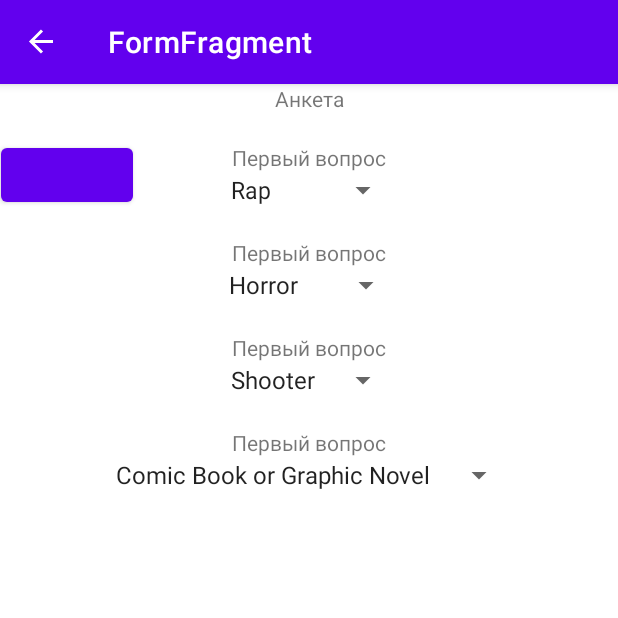
After one commit to ngrpv/hackathon2022-tinkoff-case, an Android app: the FormFragment screen opened through its navigation route, on a phone screen of 412 x 824 dp, the top half of it. The commit adds this screen. Run offline under Robolectric (Android 15) with nearby library versions, the phone set to English and light mode, and no system bars; our stand-ins replace data binding, navigation-ui.

Commit message:
secondcommit

```diff
--- a/Hackathon2022-frontend/app/build.gradle
+++ b/Hackathon2022-frontend/app/build.gradle
@@ -30,15 +30,19 @@ android {
     kotlinOptions {
         jvmTarget = '1.8'
     }
+    dataBinding {
+        enabled = true
+    }
 }
 
 dependencies {
-
     implementation 'androidx.core:core-ktx:1.7.0'
     implementation 'androidx.appcompat:appcompat:1.4.1'
     implementation 'com.google.android.material:material:1.5.0'
     implementation 'androidx.constraintlayout:constraintlayout:2.1.3'
     testImplementation 'junit:junit:4.13.2'
+    implementation("androidx.navigation:navigation-fragment-ktx:2.5.3")
+    implementation("androidx.navigation:navigation-ui-ktx:2.5.3")
     androidTestImplementation 'androidx.test.ext:junit:1.1.3'
     androidTestImplementation 'androidx.test.espresso:espresso-core:3.4.0'
 }
--- a/Hackathon2022-frontend/app/src/main/java/com/example/hackathon2022/MainActivity.kt
+++ b/Hackathon2022-frontend/app/src/main/java/com/example/hackathon2022/MainActivity.kt
@@ -2,10 +2,21 @@ package com.example.hackathon2022
 
 import androidx.appcompat.app.AppCompatActivity
 import android.os.Bundle
+import androidx.navigation.NavController
+import androidx.navigation.fragment.NavHostFragment
+import androidx.navigation.ui.setupActionBarWithNavController
 
 class MainActivity : AppCompatActivity() {
+    private lateinit var navController :NavController
     override fun onCreate(savedInstanceState: Bundle?) {
         super.onCreate(savedInstanceState)
         setContentView(R.layout.activity_main)
+        val navHostFragment = supportFragmentManager
+            .findFragmentById(R.id.nav_host_fragment) as NavHostFragment
+        val navController = navHostFragment.navController
+        setupActionBarWithNavController(navController)
+    }
+    override fun onSupportNavigateUp(): Boolean {
+        return navController.navigateUp() || super.onSupportNavigateUp()
     }
 }
--- /dev/null
+++ b/Hackathon2022-frontend/app/src/main/java/com/example/hackathon2022/fragments/AuthFragment.kt
@@ -0,0 +1,36 @@
+package com.example.hackathon2022.fragments
+
+import android.os.Bundle
+import androidx.fragment.app.Fragment
+import android.view.LayoutInflater
+import android.view.View
+import android.view.ViewGroup
+import androidx.navigation.fragment.findNavController
+import com.example.hackathon2022.R
+import com.example.hackathon2022.databinding.FragmentAuthBinding
+
+
+
+
+class AuthFragment : Fragment() {
+    // TODO: Rename and change types of parameters
+    private var binding:FragmentAuthBinding?=null
+
+    override fun onCreateView(
+        inflater: LayoutInflater, container: ViewGroup?,
+        savedInstanceState: Bundle?
+    ): View? {
+        val fragmentBinding=FragmentAuthBinding.inflate(inflater,container,false)
+        binding=fragmentBinding
+        binding!!.button.setOnClickListener {
+            goNext()
+        }
+            return fragmentBinding.root
+
+    }
+
+    fun goNext()
+    {
+        findNavController().navigate(R.id.action_authFragment3_to_formFragment)
+    }
+}
--- /dev/null
+++ b/Hackathon2022-frontend/app/src/main/java/com/example/hackathon2022/fragments/FormFragment.kt
@@ -0,0 +1,52 @@
+package com.example.hackathon2022.fragments
+
+import android.os.Bundle
+import androidx.fragment.app.Fragment
+import android.view.LayoutInflater
+import android.view.View
+import android.view.ViewGroup
+import android.widget.ArrayAdapter
+import android.widget.Spinner
+import com.example.hackathon2022.R
+import com.example.hackathon2022.databinding.FragmentAuthBinding
+import com.example.hackathon2022.databinding.FragmentFormBinding
+
+// TODO: Rename parameter arguments, choose names that match
+// the fragment initialization parameters, e.g. ARG_ITEM_NUMBER
+private const val ARG_PARAM1 = "param1"
+private const val ARG_PARAM2 = "param2"
+
+/**
+ * A simple [Fragment] subclass.
+ * Use the [FormFragment.newInstance] factory method to
+ * create an instance of this fragment.
+ */
+class FormFragment : Fragment() {
+    // TODO: Rename and change types of parameters
+    private var binding:FragmentFormBinding?=null
+    override fun onCreate(savedInstanceState: Bundle?) {
+        super.onCreate(savedInstanceState)
+
+    }
+
+    override fun onCreateView(
+        inflater: LayoutInflater, container: ViewGroup?,
+        savedInstanceState: Bundle?
+    ): View? {
+        // Inflate the layout for this fragment
+        val fragmentBinding= FragmentFormBinding.inflate(inflater,container,false)
+        binding=fragmentBinding
+        binding!!.button1.setOnClickListener {
+
+            var list= listOf(binding!!.spinner.selectedItem.toString(),
+                binding!!.spinner2.selectedItem.toString(),
+                binding!!.spinner3.selectedItem.toString(),
+                binding!!.spinner4.selectedItem.toString())
+            binding!!.textResulted.text=list.joinToString()
+        }
+
+        return fragmentBinding.root
+    }
+
+
+}
--- a/Hackathon2022-frontend/app/src/main/res/layout/activity_main.xml
+++ b/Hackathon2022-frontend/app/src/main/res/layout/activity_main.xml
@@ -6,13 +6,18 @@
     android:layout_height="match_parent"
     tools:context=".MainActivity">
 
-    <TextView
-        android:layout_width="wrap_content"
-        android:layout_height="wrap_content"
-        android:text="Hello World!"
+    <androidx.fragment.app.FragmentContainerView
+        android:id="@+id/nav_host_fragment"
+        android:name="androidx.navigation.fragment.NavHostFragment"
+        android:layout_width="0dp"
+        android:layout_height="0dp"
         app:layout_constraintBottom_toBottomOf="parent"
-        app:layout_constraintEnd_toEndOf="parent"
-        app:layout_constraintStart_toStartOf="parent"
-        app:layout_constraintTop_toTopOf="parent" />
+        app:layout_constraintHorizontal_bias="0.0"
+        app:layout_constraintLeft_toLeftOf="parent"
+        app:layout_constraintRight_toRightOf="parent"
+        app:layout_constraintTop_toTopOf="parent"
+        app:layout_constraintVertical_bias="0.0"
+        app:defaultNavHost="true"
+        app:navGraph="@navigation/nav_graph" />
 
 </androidx.constraintlayout.widget.ConstraintLayout>
--- /dev/null
+++ b/Hackathon2022-frontend/app/src/main/res/layout/fragment_form.xml
@@ -0,0 +1,123 @@
+<?xml version="1.0" encoding="utf-8"?>
+<layout xmlns:tools="http://schemas.android.com/tools"
+    xmlns:android="http://schemas.android.com/apk/res/android"
+    xmlns:app="http://schemas.android.com/apk/res-auto">
+    <data>
+        <variable
+            name="FormFragment"
+            type="com.example.hackathon2022.fragments.FormFragment" />
+    </data>
+<androidx.constraintlayout.widget.ConstraintLayout
+    android:layout_width="match_parent"
+    android:layout_height="match_parent"
+    tools:context=".fragments.FormFragment">
+
+    <TextView
+        android:id="@+id/label"
+        android:layout_width="wrap_content"
+        android:layout_height="wrap_content"
+        android:text="Анкета"
+        app:layout_constraintEnd_toEndOf="parent"
+        app:layout_constraintStart_toStartOf="parent"
+        app:layout_constraintTop_toTopOf="parent" />
+
+    <TextView
+        android:id="@+id/firstQuestion"
+        android:layout_width="wrap_content"
+        android:layout_height="wrap_content"
+        android:text="Первый вопрос"
+        android:paddingTop="20dp"
+        app:layout_constraintEnd_toEndOf="parent"
+        app:layout_constraintStart_toStartOf="parent"
+        app:layout_constraintTop_toBottomOf="@id/label" />
+
+    <Spinner
+        android:id="@+id/spinner"
+        android:layout_width="wrap_content"
+        android:layout_height="wrap_content"
+        app:layout_constraintEnd_toEndOf="parent"
+        app:layout_constraintStart_toStartOf="parent"
+        app:layout_constraintTop_toBottomOf="@+id/firstQuestion"
+        android:entries="@array/genres_array"/>
+
+    <TextView
+        android:id="@+id/secondQuestion"
+        android:layout_width="wrap_content"
+        android:layout_height="wrap_content"
+        android:text="Первый вопрос"
+        android:paddingTop="20dp"
+        app:layout_constraintEnd_toEndOf="parent"
+        app:layout_constraintStart_toStartOf="parent"
+        app:layout_constraintTop_toBottomOf="@id/spinner" />
+
+    <Spinner
+        android:id="@+id/spinner2"
+        android:layout_width="wrap_content"
+        android:layout_height="wrap_content"
+        app:layout_constraintEnd_toEndOf="parent"
+        app:layout_constraintStart_toStartOf="parent"
+        app:layout_constraintTop_toBottomOf="@id/secondQuestion"
+        android:entries="@array/musicgenres_array"/>
+    <TextView
+        android:id="@+id/thirdQuestion"
+        android:layout_width="wrap_content"
+        android:layout_height="wrap_content"
+        android:text="Первый вопрос"
+        android:paddingTop="20dp"
+        app:layout_constraintEnd_toEndOf="parent"
+        app:layout_constraintStart_toStartOf="parent"
+        app:layout_constraintTop_toBottomOf="@id/spinner2" />
+
+    <Spinner
+        android:id="@+id/spinner3"
+        android:layout_width="wrap_content"
+        android:layout_height="wrap_content"
+        app:layout_constraintEnd_toEndOf="parent"
+        app:layout_constraintStart_toStartOf="parent"
+        app:layout_constraintTop_toBottomOf="@id/thirdQuestion"
+        android:entries="@array/gamegenres_array"/>
+    <TextView
+        android:id="@+id/fourthQuestion"
+        android:layout_width="wrap_content"
+        android:layout_height="wrap_content"
+        android:text="Первый вопрос"
+        android:paddingTop="20dp"
+        app:layout_constraintEnd_toEndOf="parent"
+        app:layout_constraintStart_toStartOf="parent"
+        app:layout_constraintTop_toBottomOf="@id/spinner3" />
+
+    <Spinner
+        android:id="@+id/spinner4"
+        android:layout_width="wrap_content"
+        android:layout_height="wrap_content"
+        app:layout_constraintEnd_toEndOf="parent"
+        app:layout_constraintStart_toStartOf="parent"
+        app:layout_constraintTop_toBottomOf="@id/fourthQuestion"
+        android:entries="@array/bookgenres_array"/>
+
+    <Button
+        android:id="@+id/button1"
+        android:layout_width="wrap_content"
+        android:layout_height="wrap_content"
+        android:layout_marginEnd="66dp"
+        android:layout_marginBottom="683dp"
+        app:layout_constraintBottom_toBottomOf="parent"
+        app:layout_constraintEnd_toStartOf="@id/firstQuestion"
+        app:layout_constraintStart_toStartOf="parent"
+        />
+
+    <TextView
+        android:id="@+id/textResulted"
+        android:layout_width="0dp"
+        android:layout_height="11dp"
+        app:layout_constraintBottom_toBottomOf="parent"
+        app:layout_constraintEnd_toEndOf="parent"
+        app:layout_constraintStart_toStartOf="parent"
+        app:layout_constraintTop_toBottomOf="@+id/spinner4" />
+
+
+
+
+
+</androidx.constraintlayout.widget.ConstraintLayout>
+</layout>
--- /dev/null
+++ b/Hackathon2022-frontend/app/src/main/res/navigation/nav_graph.xml
@@ -0,0 +1,37 @@
+<?xml version="1.0" encoding="utf-8"?>
+<navigation xmlns:android="http://schemas.android.com/apk/res/android"
+    xmlns:app="http://schemas.android.com/apk/res-auto"
+    xmlns:tools="http://schemas.android.com/tools"
+    android:id="@+id/nav_graph"
+    app:startDestination="@id/authFragment3">
+    <fragment
+        android:id="@+id/authFragment3"
+        android:name="com.example.hackathon2022.fragments.AuthFragment"
+        android:label="fragment_auth"
+        tools:layout="@layout/fragment_auth" >
+        <action
+            android:id="@+id/action_authFragment3_to_mainListFragment"
+            app:destination="@id/mainListFragment" />
+        <action
+            android:id="@+id/action_authFragment3_to_formFragment"
+            app:destination="@id/formFragment" />
+    </fragment>
+    <fragment
+        android:id="@+id/mainListFragment"
+        android:name="com.example.hackathon2022.fragments.MainListFragment"
+        android:label="fragment_main_list"
+        tools:layout="@layout/fragment_main_list" >
+        <action
+            android:id="@+id/action_mainListFragment_to_settingsFragment"
+            app:destination="@id/settingsFragment" />
+    </fragment>
+    <fragment
+        android:id="@+id/settingsFragment"
+        android:name="com.example.hackathon2022.fragments.SettingsFragment"
+        android:label="fragment_settings"
+        tools:layout="@layout/fragment_settings" />
+    <fragment
+        android:id="@+id/formFragment"
+        android:name="com.example.hackathon2022.fragments.FormFragment"
+        android:label="FormFragment" />
+</navigation>
--- /dev/null
+++ b/Hackathon2022-frontend/app/src/main/res/values/spinnerFirstQuestionValues.xml
@@ -0,0 +1,10 @@
+<?xml version="1.0" encoding="utf-8"?>
+<resources>
+    <string-array name="musicgenres_array">
+        <item>Horror</item>
+        <item>Drama</item>
+        <item>Comedy</item>
+        <item>Sci-Fi</item>
+        <item>Thriller</item>
+    </string-array>
+</resources>
--- /dev/null
+++ b/Hackathon2022-frontend/app/src/main/res/values/spinnerFourthQuestionValues.xml
@@ -0,0 +1,10 @@
+<?xml version="1.0" encoding="utf-8"?>
+<resources>
+    <string-array name="bookgenres_array">
+        <item>Comic Book or Graphic Novel</item>
+        <item>Detective and Mystery</item>
+        <item>Historical Fiction</item>
+        <item>Literary Fiction</item>
+
+    </string-array>
+</resources>
--- /dev/null
+++ b/Hackathon2022-frontend/app/src/main/res/values/spinnerSecondQuestionValues.xml
@@ -0,0 +1,10 @@
+<?xml version="1.0" encoding="utf-8"?>
+<resources>
+    <string-array name="genres_array">
+        <item>Rap</item>
+        <item>Classic</item>
+        <item>Russian</item>
+        <item>aboba</item>
+
+    </string-array>
+</resources>
--- /dev/null
+++ b/Hackathon2022-frontend/app/src/main/res/values/spinnerThirdQuestionValues.xml
@@ -0,0 +1,10 @@
+<?xml version="1.0" encoding="utf-8"?>
+<resources>
+    <string-array name="gamegenres_array">
+        <item>Shooter</item>
+        <item>RPG</item>
+        <item>MOBA</item>
+        <item>Arcade</item>
+
+    </string-array>
+</resources>
--- a/Hackathon2022-frontend/app/src/main/res/values/strings.xml
+++ b/Hackathon2022-frontend/app/src/main/res/values/strings.xml
@@ -1,3 +1,5 @@
 <resources>
     <string name="app_name">Hackathon2022</string>
+    <!-- TODO: Remove or change this placeholder text -->
+    <string name="hello_blank_fragment">Hello blank fragment</string>
 </resources>
```
Also changed, not shown: Hackathon2022-frontend/app/src/main/java/com/example/hackathon2022/fragments/MainListFragment.kt (added, +60 -0 lines), Hackathon2022-frontend/app/src/main/java/com/example/hackathon2022/fragments/SettingsFragment.kt (added, +60 -0 lines), Hackathon2022-frontend/app/src/main/res/layout/fragment_auth.xml (added, +29 -0 lines), Hackathon2022-frontend/app/src/main/res/layout/fragment_main_list.xml (added, +14 -0 lines), Hackathon2022-frontend/app/src/main/res/layout/fragment_settings.xml (added, +14 -0 lines).
